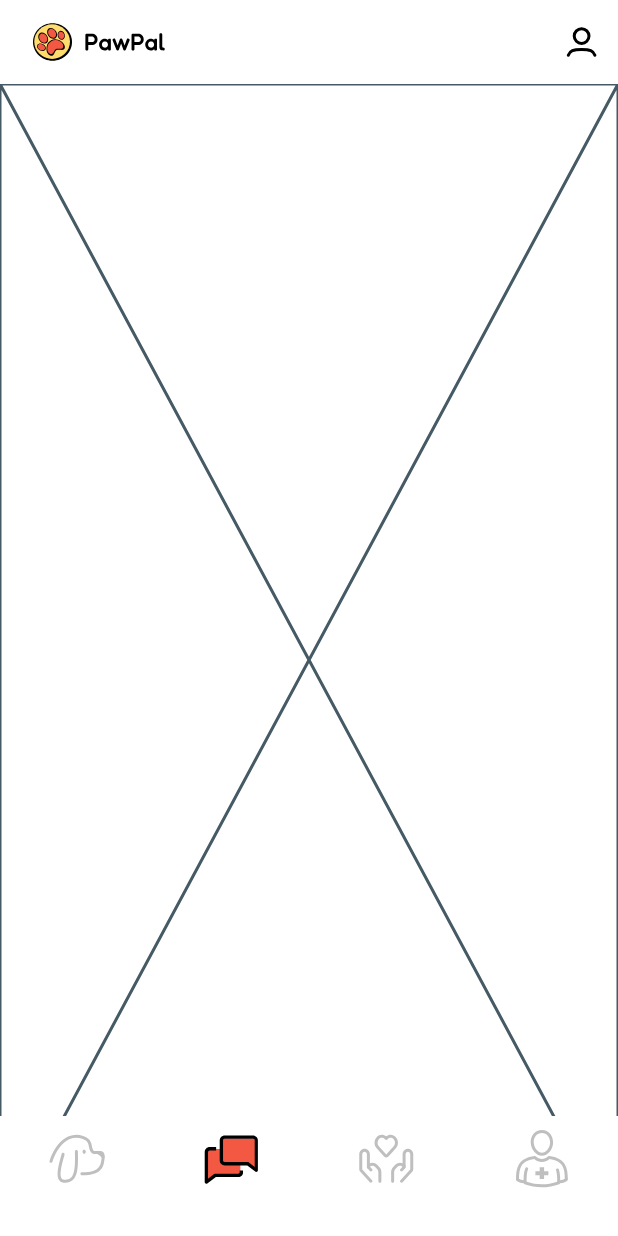
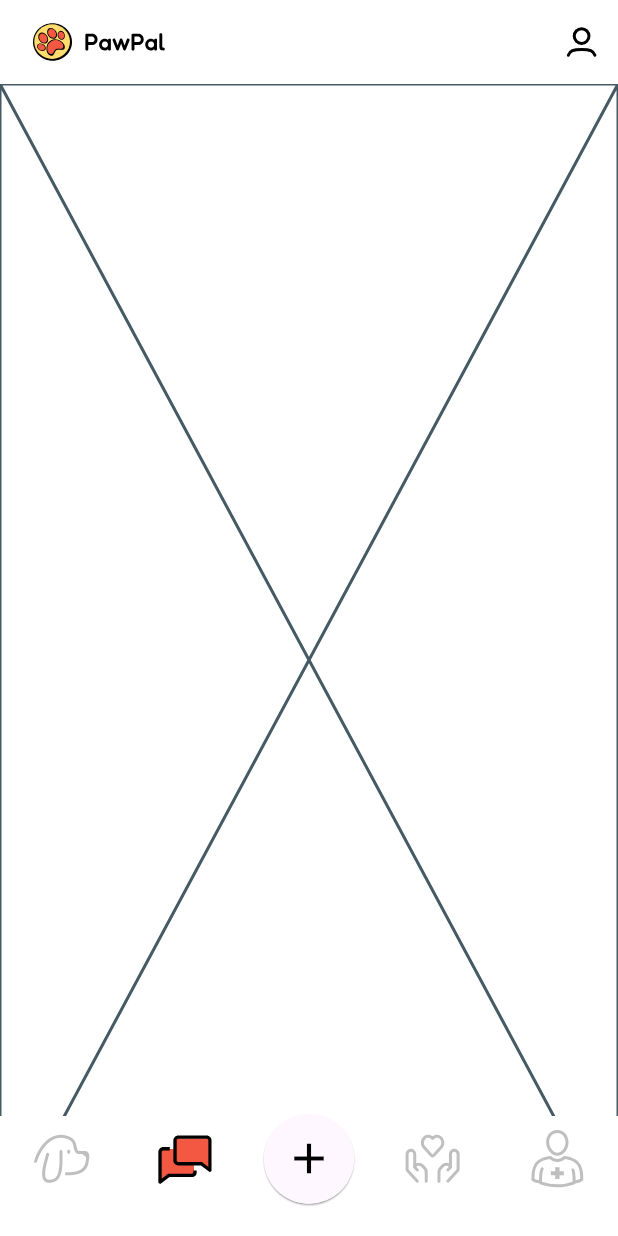
Before and after one commit to SLIIT-3Y-S1/UEE_PetsAdoption, a Flutter app: the screen it shows once a user with an empty profile is signed in, item 2 of the bottom bar chosen, on a phone screen of 412 x 824 dp. Run offline on Flutter 3.47's test engine with Material 3 defaults, Android fonts, the phone set to English and light mode, and no system bars; our stand-ins replace bloc, cloud_firestore, device_preview, equatable, firebase_auth, firebase_core and 3 more; accounts and stored records are empty.

Commit message:
homescreen updates , removed unnecessary imports from app.dart todo : post drawer needs to be implemented and called in homescreen

```diff
--- a/devtools_options.yaml
+++ b/devtools_options.yaml
@@ -1,3 +1,4 @@
 description: This file stores settings for Dart & Flutter DevTools.
 documentation: https://docs.flutter.dev/tools/devtools/extensions#configure-extension-enablement-states
 extensions:
+  - provider: true
--- a/lib/app.dart
+++ b/lib/app.dart
@@ -2,11 +2,7 @@ import 'package:flutter/material.dart';
 import 'package:flutter_bloc/flutter_bloc.dart';
 import 'package:pawpal/app_view.dart';
 import 'package:pawpal/blocs/auth_bloc/authentication_bloc.dart';
-import 'package:pawpal/blocs/sign_up_bloc/sign_up_bloc.dart';
 import 'package:pawpal/core/data/repository/user_repo.dart';
-import 'package:pawpal/features/authentication/screens/signup_screen.dart';
-import 'package:pawpal/features/common/homescreen.dart';
-import 'package:pawpal/theme/theme.dart';
 
 class MainApp extends StatelessWidget {
 	final UserRepo userRepository;
--- a/lib/features/common/homescreen.dart
+++ b/lib/features/common/homescreen.dart
@@ -1,7 +1,12 @@
+import 'dart:math';
+
 import 'package:flutter/material.dart';
 import 'package:flutter_svg/flutter_svg.dart';
 import 'package:pawpal/core/assets/app_vectors.dart';
+import 'package:pawpal/core/constants/colors.dart';
 import 'package:pawpal/features/common/home_appbar.dart';
+import 'package:pawpal/features/common/post_drawer.dart';
+import 'package:pawpal/features/common/return_nothing.dart';
 import 'package:pawpal/features/discussions/screens/discussion_home_screen.dart';
 import 'package:pawpal/features/donations/screens/donation_home_screen.dart';
 import 'package:pawpal/features/postings/screens/postings_screen.dart';
@@ -18,6 +23,7 @@ class Homescreen extends StatefulWidget {
 
 class _NavigationExampleState extends State<Homescreen> {
   int currentPageIndex = 0;
+  bool showDialogAboveNavBar = false;
 
   @override
   Widget build(BuildContext context) {
@@ -26,19 +32,53 @@ class _NavigationExampleState extends State<Homescreen> {
 
       /*put main component screen here*/
 
-      body: [
-        /// Home page
+      body: Stack(
+        children: [
+          [
+            //Home page
             const PostingsScreen(),
 
             //community space
             const DiscussionHomeScreen(),
+
+            //post drawer
+            DoNothingWidget(),
 
             //donations screen
             const DonationHomeScreen(),
 
             //vets screen
             const VetsHomeScreen(),
+
           ][currentPageIndex],
+          if (showDialogAboveNavBar)
+            Positioned(
+              bottom: 70, // Adjust this value to position the dialog above the navbar
+              left: 0,
+              right: 0,
+              child: Center(
+                child: Material(
+                  color: Colors.transparent,
+                  child: Container(
+                    padding: const EdgeInsets.all(16.0),
+                    decoration: BoxDecoration(
+                      color: Colors.white,
+                      borderRadius: BorderRadius.circular(8.0),
+                      boxShadow: const [
+                        BoxShadow(
+                          color: Colors.black26,
+                          blurRadius: 10.0,
+                          offset: Offset(0, 10),
+                        ),
+                      ],
+                    ),
+                    child: const Text('Overlay content here'),
+                  ),
+                ),
+              ),
+            ),
+        ],
+      ),
       bottomSheet: BottomSheet(
         onClosing: () {},
         enableDrag: false,
@@ -47,6 +87,7 @@ class _NavigationExampleState extends State<Homescreen> {
             onDestinationSelected: (int index) {
               setState(() {
                 currentPageIndex = index;
+                showDialogAboveNavBar = false;
               });
             },
             indicatorColor: Colors.transparent,
@@ -59,17 +100,38 @@ class _NavigationExampleState extends State<Homescreen> {
               ),
               NavigationDestination(
                 icon: SvgPicture.asset(AppVectors.communitySpaceNeutralIcon),
-                selectedIcon:SvgPicture.asset(AppVectors.communitySpaceSelectedIcon),
+                selectedIcon:
+                    SvgPicture.asset(AppVectors.communitySpaceSelectedIcon),
+                label: '',
+              ),
+              NavigationDestination(
+                icon: GestureDetector(
+                  onTap: () {
+                    setState(() {
+                      showDialogAboveNavBar = !showDialogAboveNavBar;
+                    });
+                  },
+                  child: Material(
+                    elevation: 0.5, // Add shadow here
+                    shape: const CircleBorder(),
+                    child: CircleAvatar(
+                      radius: 30,
+                      backgroundColor: ThemeData.light().colorScheme.surface,
+                      child: const Icon(Icons.add, color: AppColors.iconBlack, size: 34),
+                    ),
+                  ),
+                ),
                 label: '',
               ),
               NavigationDestination(
                 icon: SvgPicture.asset(AppVectors.donationsNeutralIcon),
-                selectedIcon:SvgPicture.asset(AppVectors.donationsSelectedIcon),
+                selectedIcon:
+                    SvgPicture.asset(AppVectors.donationsSelectedIcon),
                 label: '',
               ),
               NavigationDestination(
                 icon: SvgPicture.asset(AppVectors.vetNeutralIcon),
-                selectedIcon:SvgPicture.asset(AppVectors.vetSelectedIcon),
+                selectedIcon: SvgPicture.asset(AppVectors.vetSelectedIcon),
                 label: '',
               ),
             ],
```
Also changed, not shown: lib/features/common/post_drawer.dart (added, +32 -0 lines), lib/features/common/return_nothing.dart (added, +8 -0 lines). Lines whose indentation alone changed are shown as unchanged.
